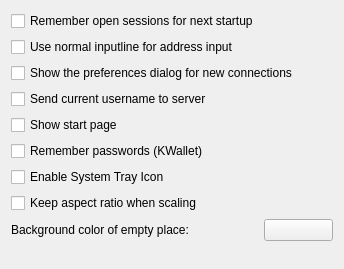
Old version of the form config/general.ui in the repository KDE/krdc.
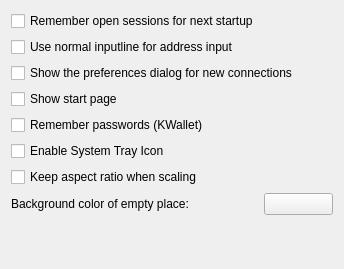
New version of the form. Custom widgets are drawn as their Qt base class.

```diff
--- a/config/general.ui
+++ b/config/general.ui
@@ -31,13 +31,6 @@
      </property>
     </widget>
    </item>
-   <item>
-    <widget class="QCheckBox" name="kcfg_SendCurrentUserName" >
-     <property name="text" >
-      <string>Send current username to server</string>
-     </property>
-    </widget>
-   </item>
    <item>
     <widget class="QCheckBox" name="kcfg_ShowStartPage" >
      <property name="text" >
```
